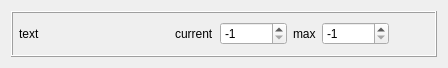
Before: the Qt Designer form app/view/forms/editstatpanel.ui in r0nd0ud0u/qt-rpg, drawn with Qt 5.
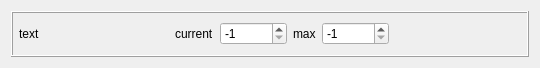
After: the same form once the commit is applied.

```diff
--- a/app/view/forms/editstatpanel.ui
+++ b/app/view/forms/editstatpanel.ui
@@ -6,7 +6,7 @@
    <rect>
     <x>0</x>
     <y>0</y>
-    <width>401</width>
+    <width>540</width>
     <height>68</height>
    </rect>
   </property>
```
